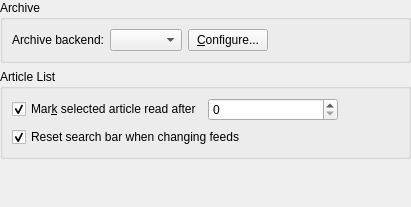
The window that configuration/ui/settings_advancedbase.ui (KDE/akregator) describes before a commit, drawn with Qt 5.
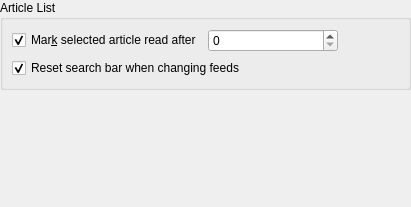
The same window after the commit. Custom widgets are drawn as their Qt base class.

Diff of the .ui file:
```diff
--- a/configuration/ui/settings_advancedbase.ui
+++ b/configuration/ui/settings_advancedbase.ui
@@ -11,7 +11,7 @@
     <height>207</height>
    </rect>
   </property>
-  <layout class="QVBoxLayout" name="verticalLayout_2" stretch="0,0,1">
+  <layout class="QVBoxLayout" name="verticalLayout_2" stretch="0,1">
    <property name="leftMargin">
     <number>0</number>
    </property>
@@ -24,49 +24,6 @@
    <property name="bottomMargin">
     <number>0</number>
    </property>
-   <item>
-    <widget class="QGroupBox" name="groupBox_2">
-     <property name="title">
-      <string>Archive</string>
-     </property>
-     <layout class="QGridLayout">
-      <item row="0" column="0">
-       <layout class="QHBoxLayout">
-        <item>
-         <widget class="QLabel" name="textLabel1">
-          <property name="text">
-           <string>Archive backend:</string>
-          </property>
-         </widget>
-        </item>
-        <item>
-         <widget class="QComboBox" name="cbBackend"/>
-        </item>
-        <item>
-         <widget class="QPushButton" name="pbBackendConfigure">
-          <property name="text">
-           <string>&amp;Configure...</string>
-          </property>
-         </widget>
-        </item>
-        <item>
-         <spacer name="horizontalSpacer">
-          <property name="orientation">
-           <enum>Qt::Horizontal</enum>
-          </property>
-          <property name="sizeHint" stdset="0">
-           <size>
-            <width>20</width>
-            <height>1</height>
-           </size>
-          </property>
-         </spacer>
-        </item>
-       </layout>
-      </item>
-     </layout>
-    </widget>
-   </item>
    <item>
     <widget class="QGroupBox" name="groupBox">
      <property name="title">
```
